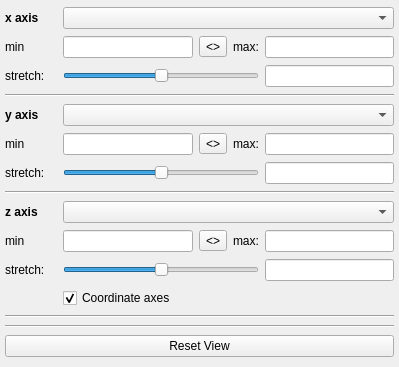
glue-viz/glue-vispy-viewers, file glue_vispy_viewers/common/viewer_options.ui: the form before one commit.
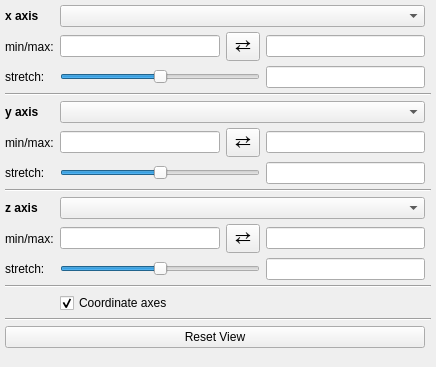
The form after the commit.

Commit message: Improve icon for flip buttons

Patch:
```diff
--- a/glue_vispy_viewers/common/viewer_options.ui
+++ b/glue_vispy_viewers/common/viewer_options.ui
@@ -6,7 +6,7 @@
    <rect>
     <x>0</x>
     <y>0</y>
-    <width>399</width>
+    <width>436</width>
     <height>367</height>
    </rect>
   </property>
@@ -20,45 +20,121 @@
    <property name="margin">
     <number>5</number>
    </property>
-   <item row="2" column="6">
+   <item row="4" column="2" colspan="5">
+    <widget class="Line" name="line">
+     <property name="orientation">
+      <enum>Qt::Horizontal</enum>
+     </property>
+    </widget>
+   </item>
+   <item row="5" column="2">
+    <widget class="QLabel" name="x_lab">
+     <property name="font">
+      <font>
+       <weight>75</weight>
+       <bold>true</bold>
+      </font>
+     </property>
+     <property name="text">
+      <string>y axis</string>
+     </property>
+    </widget>
+   </item>
+   <item row="2" column="5">
     <widget class="QLineEdit" name="value_x_stretch">
      <property name="alignment">
       <set>Qt::AlignRight|Qt::AlignTrailing|Qt::AlignVCenter</set>
      </property>
     </widget>
    </item>
-   <item row="0" column="3" colspan="4">
+   <item row="7" column="2">
+    <widget class="QLabel" name="label">
+     <property name="text">
+      <string>stretch:</string>
+     </property>
+    </widget>
+   </item>
+   <item row="2" column="3" colspan="2">
+    <widget class="QSlider" name="slider_x_stretch">
+     <property name="minimum">
+      <number>-10000</number>
+     </property>
+     <property name="maximum">
+      <number>10000</number>
+     </property>
+     <property name="singleStep">
+      <number>0</number>
+     </property>
+     <property name="orientation">
+      <enum>Qt::Horizontal</enum>
+     </property>
+    </widget>
+   </item>
+   <item row="11" column="2">
+    <widget class="QLabel" name="label">
+     <property name="text">
+      <string>stretch:</string>
+     </property>
+    </widget>
+   </item>
+   <item row="14" column="2" colspan="5">
+    <widget class="Line" name="line_3">
+     <property name="orientation">
+      <enum>Qt::Horizontal</enum>
+     </property>
+    </widget>
+   </item>
+   <item row="9" column="3" colspan="3">
+    <widget class="QComboBox" name="combo_z_attribute"/>
+   </item>
+   <item row="1" column="4">
+    <widget class="QToolButton" name="button_flip_x">
+     <property name="font">
+      <font>
+       <pointsize>14</pointsize>
+      </font>
+     </property>
+     <property name="styleSheet">
+      <string notr="true">padding: 0px</string>
+     </property>
+     <property name="text">
+      <string>⇄</string>
+     </property>
+    </widget>
+   </item>
+   <item row="11" column="3" colspan="2">
+    <widget class="QSlider" name="slider_z_stretch">
+     <property name="minimum">
+      <number>-10000</number>
+     </property>
+     <property name="maximum">
+      <number>10000</number>
+     </property>
+     <property name="singleStep">
+      <number>0</number>
+     </property>
+     <property name="orientation">
+      <enum>Qt::Horizontal</enum>
+     </property>
+    </widget>
+   </item>
+   <item row="7" column="5">
+    <widget class="QLineEdit" name="value_y_stretch">
+     <property name="alignment">
+      <set>Qt::AlignRight|Qt::AlignTrailing|Qt::AlignVCenter</set>
+     </property>
+    </widget>
+   </item>
+   <item row="1" column="3">
+    <widget class="QLineEdit" name="value_x_min"/>
+   </item>
+   <item row="5" column="3" colspan="3">
+    <widget class="QComboBox" name="combo_y_attribute"/>
+   </item>
+   <item row="0" column="3" colspan="3">
     <widget class="QComboBox" name="combo_x_attribute"/>
    </item>
-   <item row="4" column="0" colspan="7">
-    <widget class="Line" name="line">
-     <property name="orientation">
-      <enum>Qt::Horizontal</enum>
-     </property>
-    </widget>
-   </item>
-   <item row="1" column="0">
-    <widget class="QLabel" name="label_2">
-     <property name="text">
-      <string>min</string>
-     </property>
-    </widget>
-   </item>
-   <item row="10" column="0">
-    <widget class="QLabel" name="label_2">
-     <property name="text">
-      <string>min</string>
-     </property>
-    </widget>
-   </item>
-   <item row="17" column="0" colspan="7">
-    <widget class="QPushButton" name="reset_button">
-     <property name="text">
-      <string>Reset View</string>
-     </property>
-    </widget>
-   </item>
-   <item row="9" column="0">
+   <item row="0" column="2">
     <widget class="QLabel" name="x_lab">
      <property name="font">
       <font>
@@ -67,168 +143,27 @@
       </font>
      </property>
      <property name="text">
-      <string>z axis</string>
+      <string>x axis</string>
      </property>
     </widget>
    </item>
-   <item row="10" column="4">
-    <widget class="QToolButton" name="button_flip_z">
+   <item row="2" column="2">
+    <widget class="QLabel" name="label">
      <property name="text">
-      <string>&lt;&gt;</string>
-     </property>
-    </widget>
-   </item>
-   <item row="16" column="0" colspan="7">
-    <widget class="Line" name="line_2">
-     <property name="orientation">
-      <enum>Qt::Horizontal</enum>
+      <string>stretch:</string>
      </property>
     </widget>
    </item>
    <item row="10" column="3">
     <widget class="QLineEdit" name="value_z_min"/>
    </item>
-   <item row="1" column="3">
-    <widget class="QLineEdit" name="value_x_min"/>
-   </item>
-   <item row="7" column="0">
-    <widget class="QLabel" name="label">
-     <property name="text">
-      <string>stretch:</string>
-     </property>
-    </widget>
-   </item>
-   <item row="7" column="6">
-    <widget class="QLineEdit" name="value_y_stretch">
-     <property name="alignment">
-      <set>Qt::AlignRight|Qt::AlignTrailing|Qt::AlignVCenter</set>
-     </property>
-    </widget>
-   </item>
-   <item row="11" column="0">
-    <widget class="QLabel" name="label">
-     <property name="text">
-      <string>stretch:</string>
-     </property>
-    </widget>
-   </item>
-   <item row="6" column="4">
-    <widget class="QToolButton" name="button_flip_y">
-     <property name="text">
-      <string>&lt;&gt;</string>
-     </property>
-    </widget>
-   </item>
-   <item row="2" column="0">
-    <widget class="QLabel" name="label">
-     <property name="text">
-      <string>stretch:</string>
-     </property>
-    </widget>
-   </item>
-   <item row="10" column="6">
-    <widget class="QLineEdit" name="value_z_max"/>
-   </item>
-   <item row="11" column="3" colspan="3">
-    <widget class="QSlider" name="slider_z_stretch">
-     <property name="minimum">
-      <number>-10000</number>
-     </property>
-     <property name="maximum">
-      <number>10000</number>
-     </property>
-     <property name="singleStep">
-      <number>0</number>
-     </property>
-     <property name="orientation">
-      <enum>Qt::Horizontal</enum>
-     </property>
-    </widget>
-   </item>
-   <item row="11" column="6">
-    <widget class="QLineEdit" name="value_z_stretch">
-     <property name="alignment">
-      <set>Qt::AlignRight|Qt::AlignTrailing|Qt::AlignVCenter</set>
-     </property>
-    </widget>
-   </item>
-   <item row="6" column="0">
-    <widget class="QLabel" name="label_2">
-     <property name="text">
-      <string>min</string>
-     </property>
-    </widget>
-   </item>
-   <item row="9" column="3" colspan="4">
-    <widget class="QComboBox" name="combo_z_attribute"/>
-   </item>
-   <item row="6" column="6">
-    <widget class="QLineEdit" name="value_y_max"/>
-   </item>
-   <item row="6" column="5">
-    <widget class="QLabel" name="label_3">
-     <property name="text">
-      <string>max:</string>
-     </property>
-    </widget>
-   </item>
    <item row="1" column="5">
-    <widget class="QLabel" name="label_3">
-     <property name="text">
-      <string>max:</string>
-     </property>
-    </widget>
-   </item>
-   <item row="10" column="5">
-    <widget class="QLabel" name="label_3">
-     <property name="text">
-      <string>max:</string>
-     </property>
-    </widget>
-   </item>
-   <item row="1" column="6">
     <widget class="QLineEdit" name="value_x_max"/>
    </item>
-   <item row="0" column="0">
-    <widget class="QLabel" name="x_lab">
-     <property name="font">
-      <font>
-       <weight>75</weight>
-       <bold>true</bold>
-      </font>
-     </property>
-     <property name="text">
-      <string>x axis</string>
-     </property>
-    </widget>
+   <item row="10" column="5">
+    <widget class="QLineEdit" name="value_z_max"/>
    </item>
-   <item row="14" column="0" colspan="7">
-    <widget class="Line" name="line_3">
-     <property name="orientation">
-      <enum>Qt::Horizontal</enum>
-     </property>
-    </widget>
-   </item>
-   <item row="7" column="3" colspan="3">
-    <widget class="QSlider" name="slider_y_stretch">
-     <property name="minimum">
-      <number>-10000</number>
-     </property>
-     <property name="maximum">
-      <number>10000</number>
-     </property>
-     <property name="singleStep">
-      <number>0</number>
-     </property>
-     <property name="orientation">
-      <enum>Qt::Horizontal</enum>
-     </property>
-    </widget>
-   </item>
-   <item row="5" column="3" colspan="4">
-    <widget class="QComboBox" name="combo_y_attribute"/>
-   </item>
-   <item row="8" column="0" colspan="7">
+   <item row="8" column="2" colspan="5">
     <widget class="Line" name="line">
      <property name="orientation">
       <enum>Qt::Horizontal</enum>
@@ -238,7 +173,54 @@
    <item row="6" column="3">
     <widget class="QLineEdit" name="value_y_min"/>
    </item>
-   <item row="5" column="0">
+   <item row="1" column="2">
+    <widget class="QLabel" name="label_2">
+     <property name="text">
+      <string>min/max:</string>
+     </property>
+    </widget>
+   </item>
+   <item row="6" column="5">
+    <widget class="QLineEdit" name="value_y_max"/>
+   </item>
+   <item row="7" column="3" colspan="2">
+    <widget class="QSlider" name="slider_y_stretch">
+     <property name="minimum">
+      <number>-10000</number>
+     </property>
+     <property name="maximum">
+      <number>10000</number>
+     </property>
+     <property name="singleStep">
+      <number>0</number>
+     </property>
+     <property name="orientation">
+      <enum>Qt::Horizontal</enum>
+     </property>
+    </widget>
+   </item>
+   <item row="6" column="2">
+    <widget class="QLabel" name="label_2">
+     <property name="text">
+      <string>min/max:</string>
+     </property>
+    </widget>
+   </item>
+   <item row="16" column="2" colspan="5">
+    <widget class="Line" name="line_2">
+     <property name="orientation">
+      <enum>Qt::Horizontal</enum>
+     </property>
+    </widget>
+   </item>
+   <item row="10" column="2">
+    <widget class="QLabel" name="label_2">
+     <property name="text">
+      <string>min/max:</string>
+     </property>
+    </widget>
+   </item>
+   <item row="9" column="2">
     <widget class="QLabel" name="x_lab">
      <property name="font">
       <font>
@@ -247,18 +229,25 @@
       </font>
      </property>
      <property name="text">
-      <string>y axis</string>
+      <string>z axis</string>
      </property>
     </widget>
    </item>
-   <item row="1" column="4">
-    <widget class="QToolButton" name="button_flip_x">
+   <item row="11" column="5">
+    <widget class="QLineEdit" name="value_z_stretch">
+     <property name="alignment">
+      <set>Qt::AlignRight|Qt::AlignTrailing|Qt::AlignVCenter</set>
+     </property>
+    </widget>
+   </item>
+   <item row="17" column="2" colspan="4">
+    <widget class="QPushButton" name="reset_button">
      <property name="text">
-      <string>&lt;&gt;</string>
+      <string>Reset View</string>
      </property>
     </widget>
    </item>
-   <item row="12" column="3" colspan="4">
+   <item row="15" column="3" colspan="3">
     <layout class="QHBoxLayout" name="horizontalLayout_2">
      <item>
       <widget class="QCheckBox" name="checkbox_axes">
@@ -272,19 +261,33 @@
      </item>
     </layout>
    </item>
-   <item row="2" column="3" colspan="3">
-    <widget class="QSlider" name="slider_x_stretch">
-     <property name="minimum">
-      <number>-10000</number>
+   <item row="10" column="4">
+    <widget class="QToolButton" name="button_flip_z">
+     <property name="font">
+      <font>
+       <pointsize>14</pointsize>
+      </font>
      </property>
-     <property name="maximum">
-      <number>10000</number>
+     <property name="styleSheet">
+      <string notr="true">padding: 0px</string>
      </property>
-     <property name="singleStep">
-      <number>0</number>
+     <property name="text">
+      <string>⇄</string>
      </property>
-     <property name="orientation">
-      <enum>Qt::Horizontal</enum>
+    </widget>
+   </item>
+   <item row="6" column="4">
+    <widget class="QToolButton" name="button_flip_y">
+     <property name="font">
+      <font>
+       <pointsize>14</pointsize>
+      </font>
+     </property>
+     <property name="styleSheet">
+      <string notr="true">padding: 0px</string>
+     </property>
+     <property name="text">
+      <string>⇄</string>
      </property>
     </widget>
    </item>
```
The commit also changes 1 other file.
